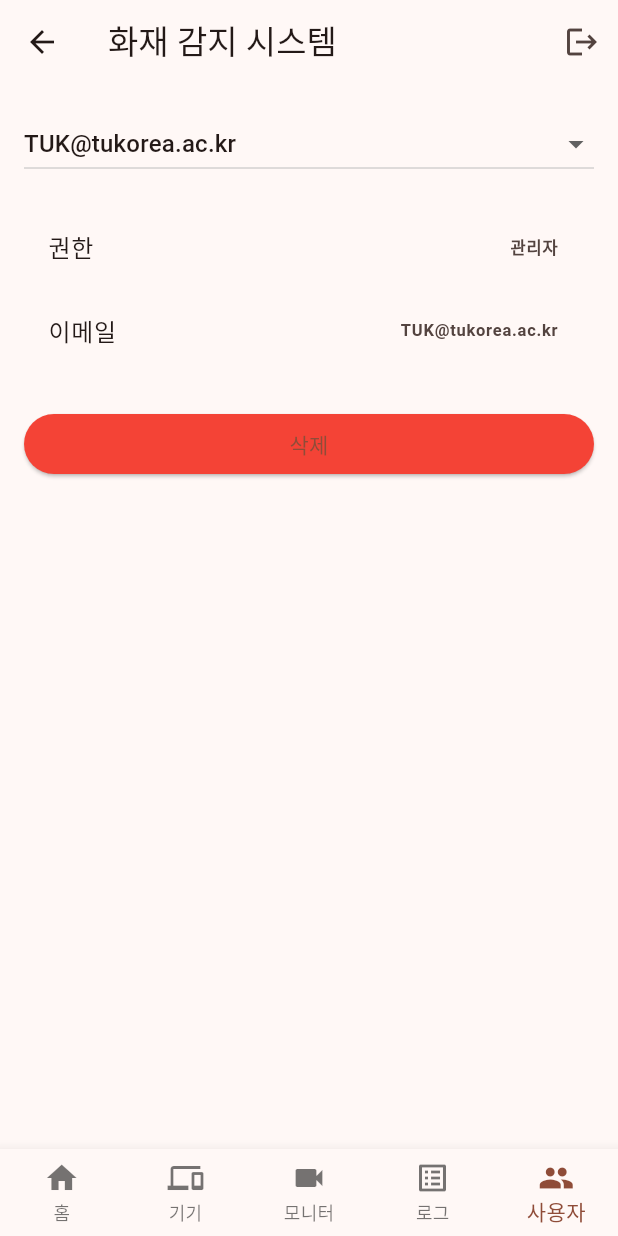
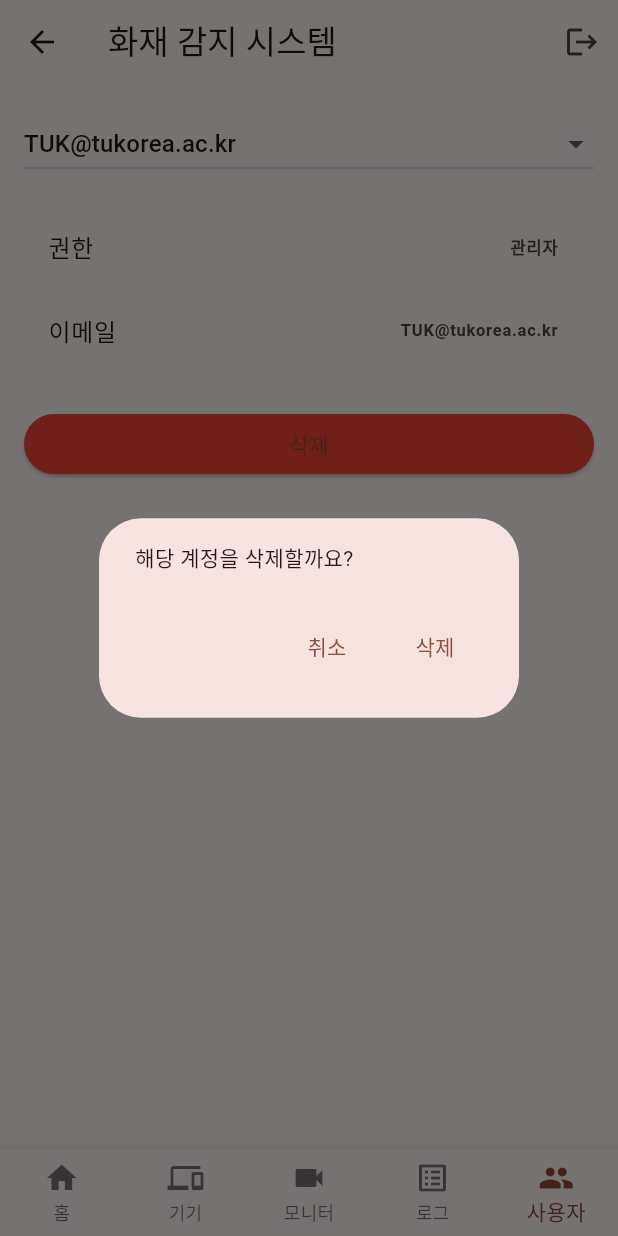
Before and after one commit to Capstone-Tuk-FireDetection/fire-detection-project, a Flutter app: the HomeScaffold screen opened directly, item 5 of the bottom bar chosen, after a tap on "삭제", on a phone screen of 412 x 824 dp. Run offline on Flutter 3.47's test engine with Material 3 defaults, Android fonts, the phone set to English and light mode, and no system bars; our stand-ins replace shared_preferences; accounts and stored records are empty; Roboto replaces fonts that are missing (Pretendard).

Commit message:
Implement device and user controls

```diff
--- a/frontend/lib/core/services/user_store.dart
+++ b/frontend/lib/core/services/user_store.dart
@@ -45,4 +45,9 @@ class UserStore {
   }
 
   Map<String, String>? getUser(String email) => _users[email];
+
+  Future<void> removeUser(String email) async {
+    _users.remove(email);
+    await _persist();
+  }
 }
--- a/frontend/lib/screens/users.dart
+++ b/frontend/lib/screens/users.dart
@@ -64,8 +64,26 @@ class _UsersScreenState extends State<UsersScreen> {
         // (예시) 계정 삭제 버튼
         ElevatedButton(
           style: ElevatedButton.styleFrom(backgroundColor: Colors.red),
-          onPressed: () {
-            // TODO: 삭제 기능이 필요하면 구현
+          onPressed: () async {
+            final confirm = await showDialog<bool>(
+              context: context,
+              builder: (_) => AlertDialog(
+                content: const Text('해당 계정을 삭제할까요?'),
+                actions: [
+                  TextButton(
+                    onPressed: () => Navigator.pop(context, false),
+                    child: const Text('취소'),
+                  ),
+                  TextButton(
+                    onPressed: () => Navigator.pop(context, true),
+                    child: const Text('삭제'),
+                  ),
+                ],
+              ),
+            );
+            if (confirm == true) {
+              await AuthService.instance.deleteUser(_selectedEmail);
+            }
           },
           child: const Text('삭제'),
         ),
```
Also changed, not shown: frontend/lib/core/services/auth_service.dart (+9 -0 lines), frontend/lib/screens/devices.dart (+12 -1 lines), frontend/lib/screens/logs.dart (+46 -4 lines).
